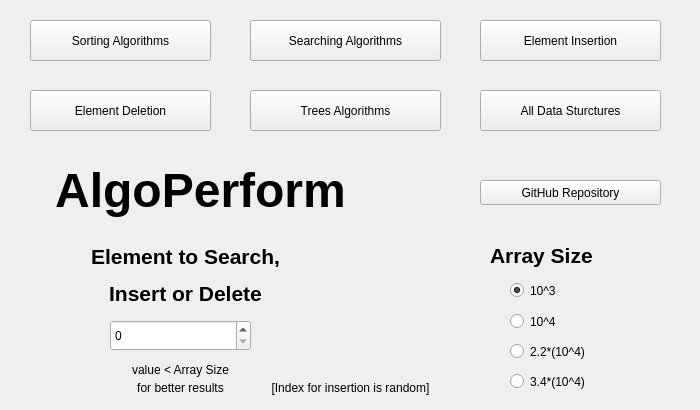
Old version of the form mainwindow.ui in the repository gaganyadav80/AlgoPerform.
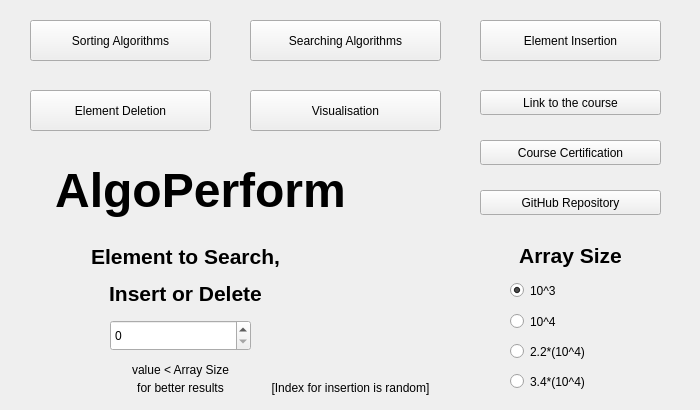
New version of the form.

Commit message: Added stack, queue, bheap visualisation, course and certification link

Patch:
```diff
--- a/mainwindow.ui
+++ b/mainwindow.ui
@@ -76,7 +76,7 @@
      </rect>
     </property>
     <property name="text">
-     <string>Trees Algorithms</string>
+     <string>Visualisation</string>
     </property>
    </widget>
    <widget class="QPushButton" name="dsaButton">
@@ -85,11 +85,11 @@
       <x>480</x>
       <y>90</y>
       <width>181</width>
-      <height>41</height>
+      <height>25</height>
      </rect>
     </property>
     <property name="text">
-     <string>All Data Sturctures</string>
+     <string>Link to the course</string>
     </property>
    </widget>
    <widget class="QLabel" name="Branding">
@@ -112,7 +112,7 @@
     <property name="geometry">
      <rect>
       <x>480</x>
-      <y>180</y>
+      <y>190</y>
       <width>181</width>
       <height>25</height>
      </rect>
@@ -137,14 +137,14 @@
    <widget class="QLabel" name="sizeLabel">
     <property name="geometry">
      <rect>
-      <x>490</x>
+      <x>480</x>
       <y>240</y>
-      <width>151</width>
+      <width>181</width>
       <height>31</height>
      </rect>
     </property>
     <property name="text">
-     <string>&lt;html&gt;&lt;head/&gt;&lt;body&gt;&lt;p&gt;&lt;span style=&quot; font-size:16pt; font-weight:600;&quot;&gt;Array Size&lt;/span&gt;&lt;/p&gt;&lt;/body&gt;&lt;/html&gt;</string>
+     <string>&lt;html&gt;&lt;head/&gt;&lt;body&gt;&lt;p align=&quot;center&quot;&gt;&lt;span style=&quot; font-size:16pt; font-weight:600;&quot;&gt;Array Size&lt;/span&gt;&lt;/p&gt;&lt;/body&gt;&lt;/html&gt;</string>
     </property>
    </widget>
    <widget class="QRadioButton" name="radio34_10_4">
@@ -254,6 +254,19 @@
      <string>&lt;html&gt;&lt;head/&gt;&lt;body&gt;&lt;p align=&quot;center&quot;&gt;[Index for insertion is random]&lt;/p&gt;&lt;/body&gt;&lt;/html&gt;</string>
     </property>
    </widget>
+   <widget class="QPushButton" name="certificationButton">
+    <property name="geometry">
+     <rect>
+      <x>480</x>
+      <y>140</y>
+      <width>181</width>
+      <height>25</height>
+     </rect>
+    </property>
+    <property name="text">
+     <string>Course Certification</string>
+    </property>
+   </widget>
   </widget>
  </widget>
  <resources/>
```
Left out of the diff: 2 changed lines with no effect on the pictures. The commit also changes 18 other files.
